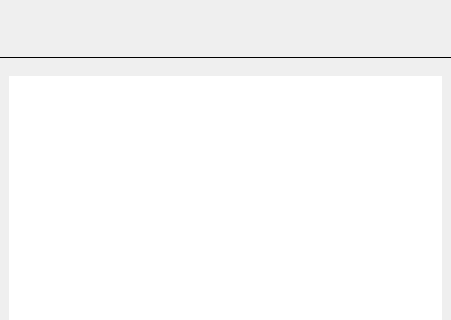
Qt form client/nx_client_desktop/src/nx/client/desktop/system_administration/widgets/time_syncronization_widget.ui (networkoptix/nx_open) before a commit; both pictures show x 0 to 451 and y 133 to 453 of the 451 by 607 pixel window.
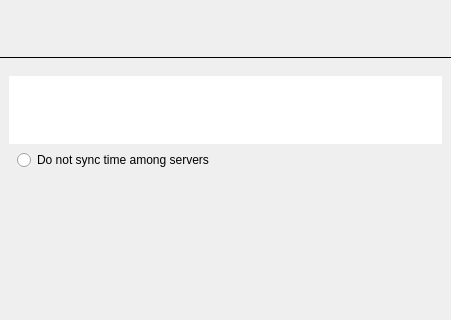
The same form after that commit. The open tabs and pages were chosen to show the change. Custom widgets are drawn as their Qt base class.

Commit message:
Time sync: adding servers model, using InfoBanner to display status
<==== Mercurial data ====>
Branch: x_VMS-11788_time_sync_widget

The edit to the form file:
```diff
--- a/client/nx_client_desktop/src/nx/client/desktop/system_administration/widgets/time_syncronization_widget.ui
+++ b/client/nx_client_desktop/src/nx/client/desktop/system_administration/widgets/time_syncronization_widget.ui
@@ -216,7 +216,7 @@
       </layout>
      </widget>
      <widget class="QWidget" name="serversTablePage">
-      <layout class="QVBoxLayout" name="verticalLayout_5">
+      <layout class="QVBoxLayout" name="verticalLayout_5" stretch="0,0,1">
        <item>
         <widget class="nx::client::desktop::TableView" name="serversTable">
          <property name="frameShape">
@@ -245,6 +245,33 @@
          </attribute>
         </widget>
        </item>
+       <item>
+        <layout class="QHBoxLayout" name="horizontalLayout_3">
+         <property name="leftMargin">
+          <number>8</number>
+         </property>
+         <item>
+          <widget class="QRadioButton" name="disableSyncRadioButton">
+           <property name="text">
+            <string>Do not sync time among servers</string>
+           </property>
+          </widget>
+         </item>
+        </layout>
+       </item>
+       <item>
+        <spacer name="verticalSpacer">
+         <property name="orientation">
+          <enum>Qt::Vertical</enum>
+         </property>
+         <property name="sizeHint" stdset="0">
+          <size>
+           <width>20</width>
+           <height>40</height>
+          </size>
+         </property>
+        </spacer>
+       </item>
       </layout>
      </widget>
     </widget>
@@ -263,6 +290,11 @@
    <extends>QTableView</extends>
    <header location="global">nx/client/desktop/common/widgets/table_view.h</header>
   </customwidget>
+  <customwidget>
+   <class>nx::client::desktop::InfoBanner</class>
+   <extends>QLabel</extends>
+   <header location="global">nx/client/desktop/common/widgets/info_banner.h</header>
+  </customwidget>
  </customwidgets>
  <resources/>
  <connections/>
```
Left out of the diff: 2 changed lines with no effect on the pictures. The commit also changes 4 other files.
